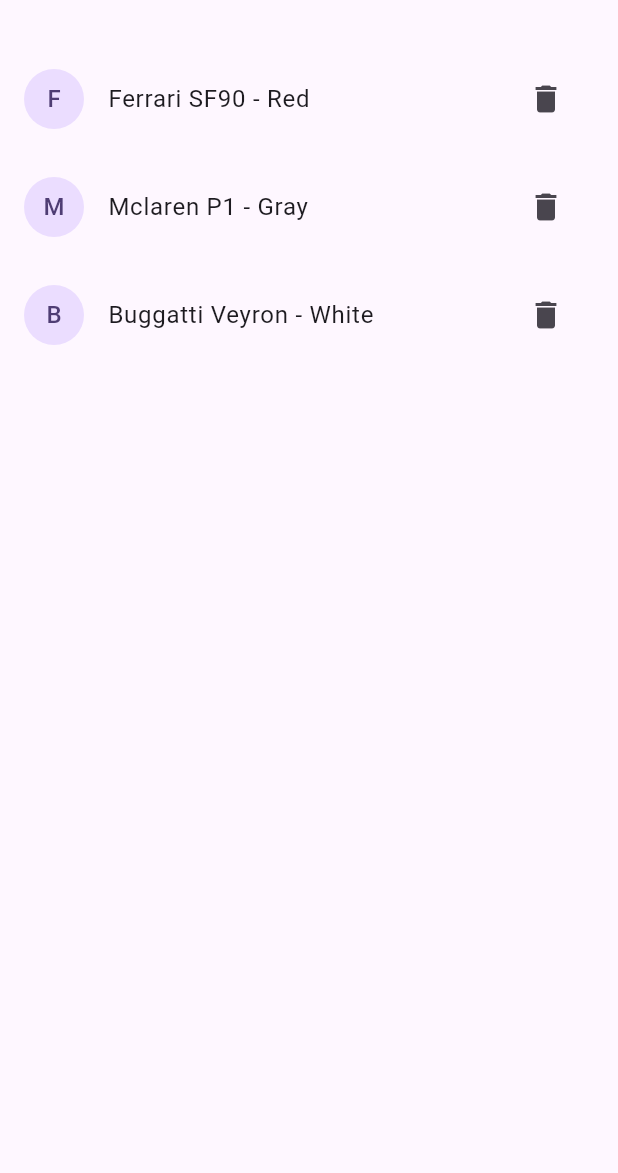
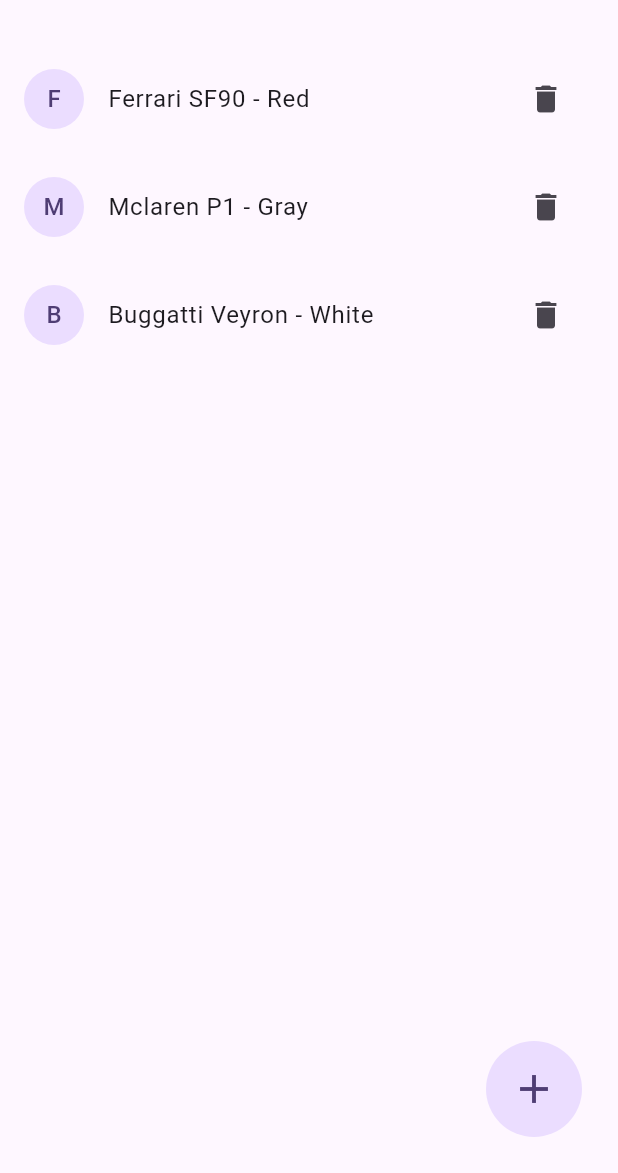
Before and after one commit to RodrigoBrunet/car_list, a Flutter app: the screen it shows after launch, on a phone screen of 412 x 824 dp, the part 63-1236 px from its top. Run offline on Flutter 3.47's test engine with Material 2 defaults, Android fonts, the phone set to English and light mode, and no system bars; our stand-ins replace bloc, flutter_bloc.

```diff
--- a/lib/pages/car_page.dart
+++ b/lib/pages/car_page.dart
@@ -1,8 +1,12 @@
+import 'dart:math';
+
 import 'package:car_list/blocs/car_bloc.dart';
 import 'package:car_list/blocs/car_events.dart';
 import 'package:car_list/blocs/car_state.dart';
 import 'package:flutter_bloc/flutter_bloc.dart';
 import 'package:flutter/material.dart';
+
+import '../models/car_model.dart';
 
 class CarPage extends StatefulWidget {
   const CarPage({super.key});
@@ -27,6 +31,8 @@ class _CarPageState extends State<CarPage> {
     super.dispose();
   }
 
+  addCar(Car car) {}
+
   @override
   Widget build(BuildContext context) {
     return Scaffold(
@@ -45,7 +51,10 @@ class _CarPageState extends State<CarPage> {
                 );
               } else if (state is CarLoadedState) {
                 final carList = state.cars;
-                return ListView.separated(
+                return Column(
+                  children: [
+                    Expanded(
+                      child: ListView.separated(
                         itemCount: carList.length,
                         itemBuilder: (context, index) => ListTile(
                           leading: CircleAvatar(
@@ -63,9 +72,36 @@ class _CarPageState extends State<CarPage> {
                         separatorBuilder: (_, __) => const Divider(
                           color: Colors.transparent,
                         ),
+                      ),
+                    ),
+                    Row(
+                      mainAxisAlignment: MainAxisAlignment.end,
+                      children: [
+                        Padding(
+                          padding: const EdgeInsets.symmetric(horizontal: 24),
+                          child: CircleAvatar(
+                            maxRadius: 32,
+                            child: IconButton(
+                              iconSize: 32,
+                              onPressed: () {
+                                bloc.add(AddCarEvent(
+                                    car: Car(
+                                        brand: 'Jaguar',
+                                        model: 'JX-25',
+                                        color: 'Green')));
+                              },
+                              icon: const Icon(
+                                Icons.add,
+                              ),
+                            ),
+                          ),
+                        ),
+                      ],
+                    )
+                  ],
                 );
               }
-              return const Text('Error');
+              return const Center(child: Text('Error'));
             },
           ),
         ));
```
Also changed, not shown: lib/blocs/car_bloc.dart (+0 -13 lines). Lines whose indentation alone changed are shown as unchanged.
